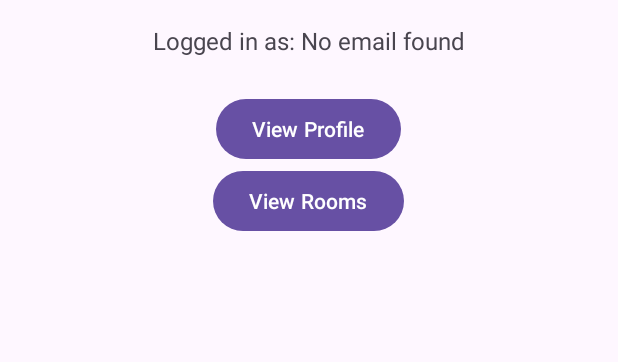
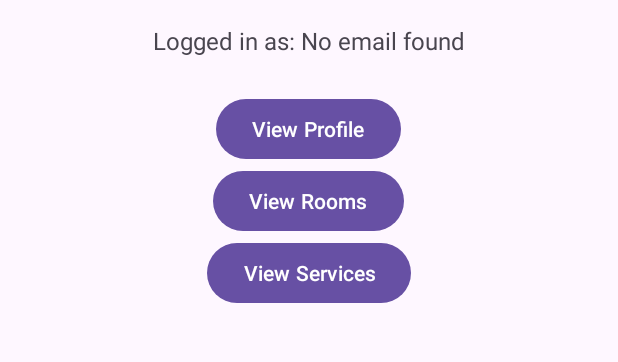
Before and after one commit to Hetti219/luxevista_resort, an Android app: the MainActivity screen opened directly, with no data from a screen before it, on a phone screen of 412 x 824 dp, the part 65-427 px from its top. Run offline under Robolectric (Android 15) with nearby library versions, the phone set to English and light mode, and no system bars.

Commit message:
Update home page UI to add navigation for services

```diff
--- a/app/src/main/java/com/example/luxevistaresort/MainActivity.java
+++ b/app/src/main/java/com/example/luxevistaresort/MainActivity.java
@@ -13,6 +13,8 @@ public class MainActivity extends AppCompatActivity {
 
     private TextView textViewLoggedInEmail;
     private Button buttonProfile;
+    private Button buttonViewRooms;
+    private Button buttonViewServices; // Add this line
     private SharedPreferences sharedPreferences;
 
 
@@ -47,5 +49,15 @@ public class MainActivity extends AppCompatActivity {
                 startActivity(intent);
             }
         });
+
+        // Set click listener for the View Services button
+        Button buttonViewServices = findViewById(R.id.buttonViewServices);
+        buttonViewServices.setOnClickListener(new View.OnClickListener() {
+            @Override
+            public void onClick(View v) {
+                Intent intent = new Intent(MainActivity.this, ServiceListActivity.class);
+                startActivity(intent);
+            }
+        });
     }
 }
--- a/app/src/main/res/layout/activity_main.xml
+++ b/app/src/main/res/layout/activity_main.xml
@@ -26,11 +26,16 @@
         android:layout_height="wrap_content"
         android:text="View Profile" />
 
-
     <Button
         android:id="@+id/buttonViewRooms"
         android:layout_width="wrap_content"
         android:layout_height="wrap_content"
         android:text="View Rooms" />
 
+    <Button
+        android:id="@+id/buttonViewServices"
+        android:layout_width="wrap_content"
+        android:layout_height="wrap_content"
+        android:text="View Services" />
+
 </LinearLayout>
```
